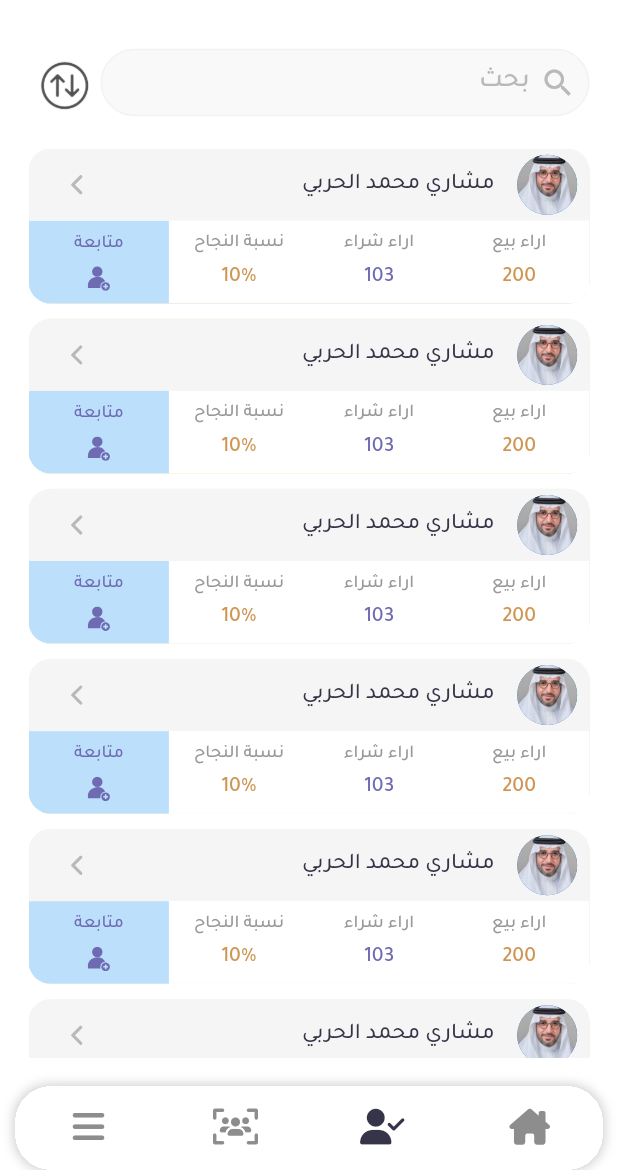
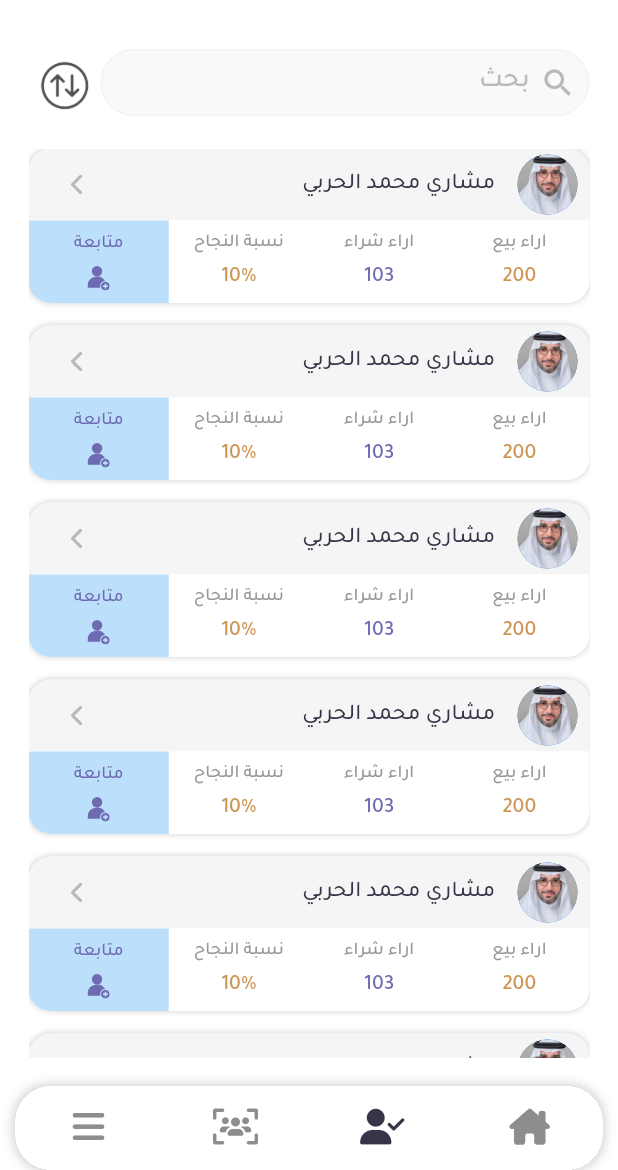
Before and after one commit to Attia-Fouad/nosoh_app, a Flutter app: the BaseLayoutScreen screen opened directly, item 2 of the bottom bar chosen, on a phone screen of 412 x 824 dp, the part 66-1236 px from its top. Run offline on Flutter 3.47's test engine with Material 2 defaults, Android fonts, the phone set to English and light mode, and no system bars; our stand-ins replace animate_do, bloc, flutter_bloc, flutter_svg, font_awesome_flutter, hexcolor and 3 more; missing offline and left inert: custom_check_box.

Commit message:
handle analysts item

```diff
--- a/lib/View/analysts_list/analysts_list_screen.dart
+++ b/lib/View/analysts_list/analysts_list_screen.dart
@@ -33,7 +33,7 @@ class AnalystsListScreen extends StatelessWidget {
           Expanded(
             child: ListView.separated(
               separatorBuilder: (context, index) => const SizedBox(
-                height: 10,
+                height: 15,
               ),
               itemCount: 10,
               itemBuilder: (context, index) => const BuildAnalystsItem(),
--- a/lib/View/analysts_list/components/build_analysts_item.dart
+++ b/lib/View/analysts_list/components/build_analysts_item.dart
@@ -11,19 +11,28 @@ class BuildAnalystsItem extends StatelessWidget {
 
   @override
   Widget build(BuildContext context) {
-    return ClipRRect(
-      borderRadius: BorderRadius.circular(15),
-      child: Material(
-        elevation: 2,
-        child: Container(
+    return Container(
+      clipBehavior: Clip.antiAlias,
       decoration: BoxDecoration(
           color: Colors.white,
-              border: Border.all(color: notificationBorderColor, width: 0.2),
-              borderRadius: BorderRadius.circular(10)),
+          boxShadow: [
+            BoxShadow(
+              color:
+                  Colors.grey.withOpacity(0.5), // Set the desired shadow color
+              blurRadius: 3,
+            ),
+          ],
+          borderRadius: BorderRadius.circular(15)),
       child: Column(
         children: [
           Container(
+            decoration: BoxDecoration(
               color: Colors.grey[100],
+              borderRadius: const BorderRadius.only(
+                topRight: Radius.circular(15),
+                topLeft: Radius.circular(15),
+              ),
+            ),
             child: Padding(
               padding: const EdgeInsets.symmetric(horizontal: 8),
               child: Row(
@@ -51,7 +60,13 @@ class BuildAnalystsItem extends StatelessWidget {
             ),
           ),
           Container(
+            decoration: const BoxDecoration(
               color: Colors.white,
+              borderRadius: BorderRadius.only(
+                bottomRight: Radius.circular(15),
+                bottomLeft: Radius.circular(15),
+              ),
+            ),
             child: SizedBox(
               height: 55,
               child: Row(
@@ -162,8 +177,6 @@ class BuildAnalystsItem extends StatelessWidget {
           ),
         ],
       ),
-        ),
-      ),
     );
   }
 }
```
Lines whose indentation alone changed are shown as unchanged.
